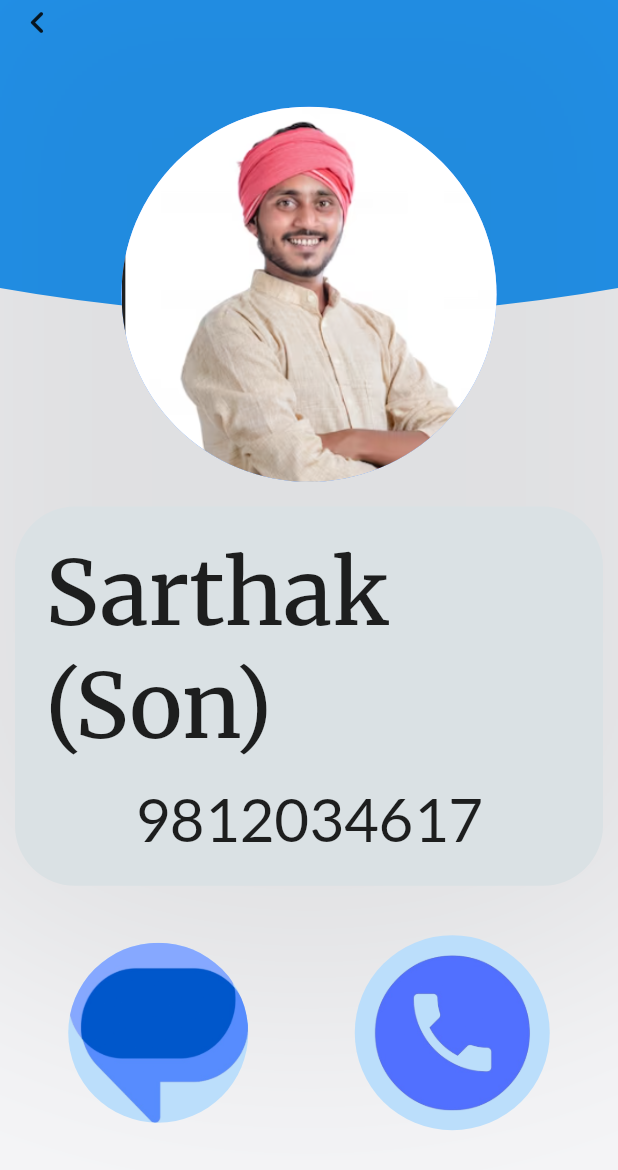
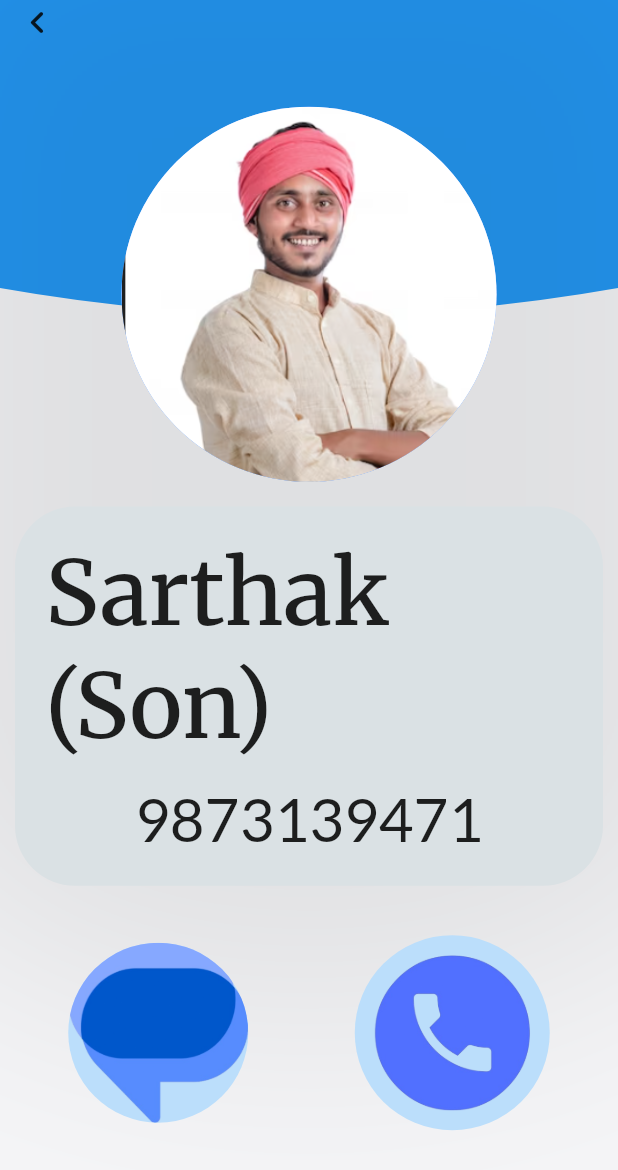
Before and after one commit to abhijha1/health-care, a Flutter app: the screen it shows after launch, after a tap on "Sarthak (Son)", on a phone screen of 412 x 824 dp. Shown: the top 1170 px of the screen. Run offline on Flutter 3.47's test engine with Material 2 defaults, Android fonts, the phone set to English and light mode, and no system bars; our stand-ins replace circular_countdown_timer, get, google_fonts, image_picker, swipeable_button_view; missing offline and left inert: flutter_phone_direct_caller, gesture_x_detector, porcupine_flutter.

Commit message:
Direct call function added

```diff
--- a/lib/screens/contactscreen.dart
+++ b/lib/screens/contactscreen.dart
@@ -105,18 +105,23 @@ class ContactScreen extends StatelessWidget {
                   Row(
                     mainAxisAlignment: MainAxisAlignment.spaceAround,
                     children: [
-                     GestureDetector(
-                       child: CircleAvatar(
-                         backgroundImage: AssetImage("assets/icons/message.png"),
-                           radius: 60
-                       ),
-                     ),
                       GestureDetector(
-                        onTap: () => Navigator.of(context).push(MaterialPageRoute(builder: (context)=>CountDownPage(name: name,))),
                         child: CircleAvatar(
-                         backgroundImage: AssetImage("assets/icons/call.png"),
-                           radius: 65
-                                           ),
+                            backgroundImage:
+                                AssetImage("assets/icons/message.png"),
+                            radius: 60),
+                      ),
+                      GestureDetector(
+                        onTap: () =>
+                            Navigator.of(context).push(MaterialPageRoute(
+                                builder: (context) => CountDownPage(
+                                      name: name,
+                                      number: number,
+                                    ))),
+                        child: CircleAvatar(
+                            backgroundImage:
+                                AssetImage("assets/icons/call.png"),
+                            radius: 65),
                       ),
                     ],
                   ),
--- a/lib/utils/contacts.dart
+++ b/lib/utils/contacts.dart
@@ -6,11 +6,11 @@ List<Map<String, String>> contact = [
   },
   {
     'name':'Sarthak (Son)',
-    'number': '9812034617',
+    'number': '9873139471',
     'image':"assets/profilephoto/man2.png"
   },{
     'name':'Jaspal',
-    'number': '7894563218',
+    'number': '9667695756',
     'image':"assets/profilephoto/man.png"
   },{
     'name':'Meenal',
--- a/pubspec.yaml
+++ b/pubspec.yaml
@@ -32,6 +32,10 @@ dependencies:
     sdk: flutter
   image_picker: ^1.0.4
   lottie: ^2.0.0
+  gesture_x_detector: ^1.1.1
+  swipeable_button_view: ^0.0.2
+  url_launcher: ^6.2.1
+  flutter_phone_direct_caller: ^2.1.1
 
 
   # The following adds the Cupertino Icons font to your application.
```
Also changed, not shown: lib/screens/countdown.dart (+38 -6 lines), 1 other file.
